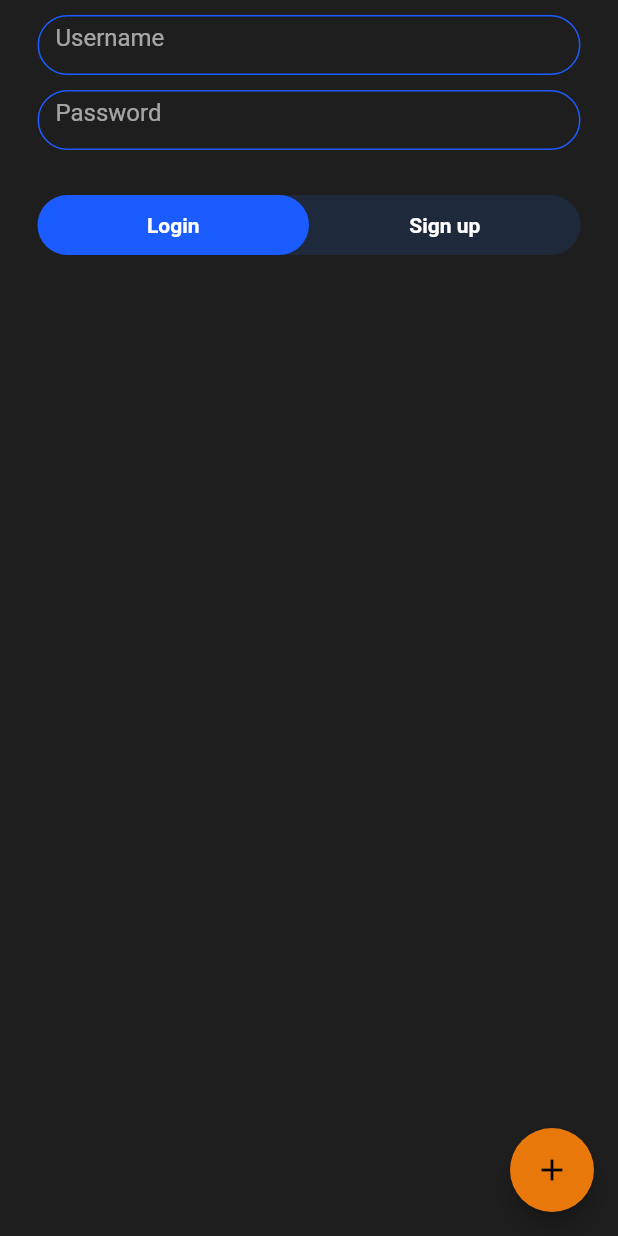
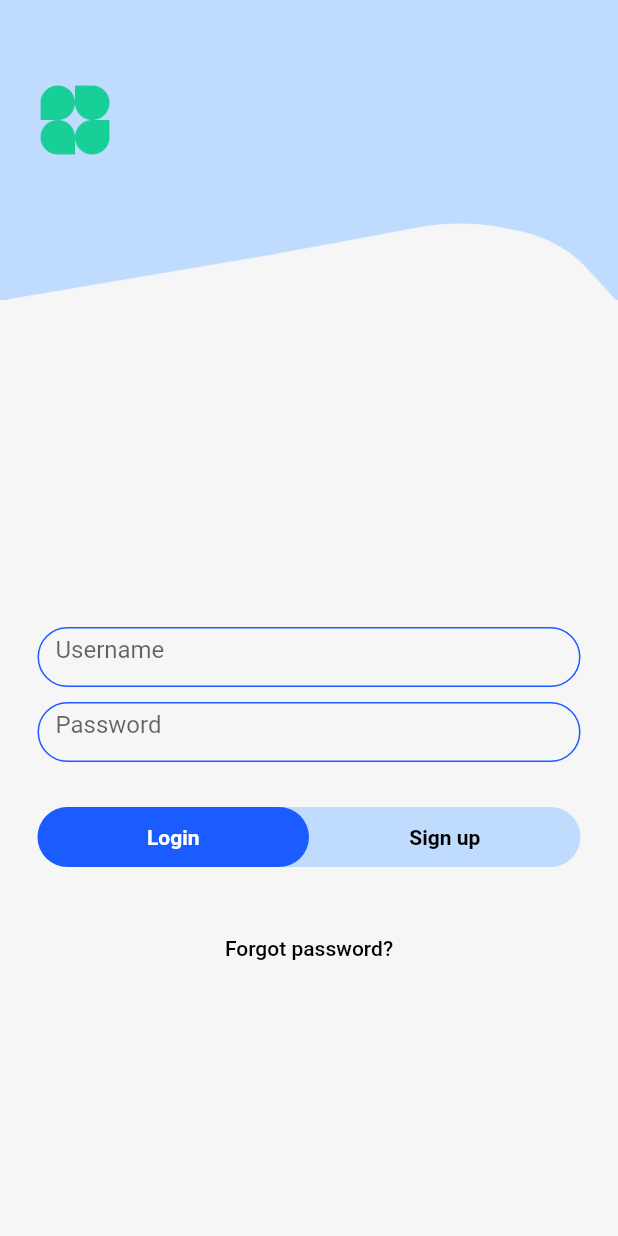
Before and after one commit to Gnel-Sedrakyan/M-One, a Flutter app: the screen it shows after launch, on a phone screen of 412 x 824 dp. Run offline on Flutter 3.47's test engine with Material 2 defaults, Android fonts, the phone set to English and light mode, and no system bars; our stand-ins replace dartz, flutter_mobx, freezed_annotation, get_it, injectable, mobx and 1 more; generated files the repository leaves out were written again; Roboto replaces fonts that are missing (WorkSans).

Commit message:
feature: presentation layer completed

```diff
--- a/m_one/lib/presentation/core/app_widget.dart
+++ b/m_one/lib/presentation/core/app_widget.dart
@@ -8,10 +8,10 @@ class AppWidget extends StatelessWidget {
   late CoreRouterDelegate delegate = CoreRouterDelegate();
   @override
   Widget build(BuildContext context) {
-    // CoreRouter.routerDelegate.update();
-
     return MaterialApp(
-      theme: AppTheme.buildDarkTheme(),
+      theme: AppTheme.buildLightTheme(),
+      darkTheme: AppTheme.buildDarkTheme(),
+      themeMode: ThemeMode.light,
       // TODO backbuttondispatcher for android's back button
       home: Router(
         routerDelegate: delegate,
--- a/m_one/lib/presentation/pages/auth/auth_screen.dart
+++ b/m_one/lib/presentation/pages/auth/auth_screen.dart
@@ -27,9 +27,61 @@ class AuthScreen extends StatelessWidget {
         child: Scaffold(
           body: Column(
             children: [
-              if (_authStore.authMode == AuthMode.signUp)
+              Stack(
+                children: [
+                  Container(
+                    height: 200,
+                    decoration: BoxDecoration(
+                      image: DecorationImage(
+                          image: Theme.of(context).brightness == Brightness.dark
+                              ? const AssetImage('assets/images/bg-dark.png')
+                              : const AssetImage('assets/images/bg-light.png'),
+                          fit: BoxFit.fill),
+                    ),
+                  ),
+                  Padding(
+                    padding: const EdgeInsets.fromLTRB(25, 55, 0, 0),
+                    child: Container(
+                      height: 50,
+                      width: 50,
+                      decoration: const BoxDecoration(
+                        image: DecorationImage(
+                          image: AssetImage('assets/images/logo.png'),
+                        ),
+                      ),
+                    ),
+                  ),
+                ],
+              ),
+              const Spacer(),
               Observer(builder: (_) {
-                  return ValidatedTextField(
+                return AnimatedSwitcher(
+                  duration: const Duration(milliseconds: 600),
+                  transitionBuilder:
+                      (Widget child, Animation<double> animation) {
+                    return SlideTransition(
+                      child: child,
+                      position: Tween<Offset>(
+                              begin: const Offset(-0.0, -10.0),
+                              end: const Offset(0.0, 0.0))
+                          .animate(
+                        CurvedAnimation(
+                          parent: animation,
+                          curve: const Interval(0.0, 1.0),
+                        ),
+                      ),
+                    );
+                  },
+                  child: Visibility(
+                    key: ValueKey<AuthMode>(_authStore.authMode),
+                    visible: _authStore.authMode == AuthMode.signUp,
+                    maintainSize: true,
+                    maintainAnimation: true,
+                    maintainState: true,
+                    child: AnimatedOpacity(
+                      duration: const Duration(milliseconds: 300),
+                      opacity: _authStore.authMode == AuthMode.signUp ? 1 : 0,
+                      child: ValidatedTextField(
                         validator: () => _authStore.email.value.fold(
                           (f) => f.maybeMap(
                             invalidEmail: (_) => 'Invalid Email',
@@ -41,13 +93,54 @@ class AuthScreen extends StatelessWidget {
                         onChanged: _authStore.setEmail,
                         labelText: 'Email',
                         showErrors: _authStore.showErrors,
+                      ),
+                    ),
+                  ),
                 );
               }),
+              // Observer(builder: (_) {
+              //   return AnimatedScale(
+              //     alignment: Alignment.bottomCenter,
+              //     duration: const Duration(milliseconds: 300),
+              //     scale: _authStore.authMode == AuthMode.signUp ? 1 : 0,
+              //     child: ValidatedTextField(
+              //       validator: () => _authStore.email.value.fold(
+              //         (f) => f.maybeMap(
+              //           invalidEmail: (_) => 'Invalid Email',
+              //           unfilledEmail: (_) => 'Email must be filled',
+              //           orElse: () => null,
+              //         ),
+              //         (_) => null,
+              //       ),
+              //       onChanged: _authStore.setEmail,
+              //       labelText: 'Email',
+              //       showErrors: _authStore.showErrors,
+              //     ),
+              //   );
+              // }),
               const SizedBox(
                 height: 10,
               ),
               Observer(builder: (_) {
-                return ValidatedTextField(
+                return AnimatedSwitcher(
+                  duration: const Duration(milliseconds: 600),
+                  transitionBuilder:
+                      (Widget child, Animation<double> animation) {
+                    return SlideTransition(
+                      child: child,
+                      position: Tween<Offset>(
+                              begin: const Offset(-0.0, -10.0),
+                              end: const Offset(0.0, 0.0))
+                          .animate(
+                        CurvedAnimation(
+                          parent: animation,
+                          curve: const Interval(0.0, 0.9),
+                        ),
+                      ),
+                    );
+                  },
+                  child: ValidatedTextField(
+                    key: ValueKey<AuthMode>(_authStore.authMode),
                     validator: () => _authStore.username.value.fold(
                       (f) => f.maybeMap(
                         unfilledUsername: (_) => 'Username must be filled',
@@ -58,13 +151,32 @@ class AuthScreen extends StatelessWidget {
                     onChanged: _authStore.setUsername,
                     labelText: 'Username',
                     showErrors: _authStore.showErrors,
+                  ),
                 );
               }),
               const SizedBox(
                 height: 10,
               ),
               Observer(builder: (_) {
-                return ValidatedTextField(
+                return AnimatedSwitcher(
+                  duration: const Duration(milliseconds: 600),
+                  transitionBuilder:
+                      (Widget child, Animation<double> animation) {
+                    return SlideTransition(
+                      child: child,
+                      position: Tween<Offset>(
+                              begin: const Offset(-0.0, -10.0),
+                              end: const Offset(0.0, 0.0))
+                          .animate(
+                        CurvedAnimation(
+                          parent: animation,
+                          curve: const Interval(0.0, 0.8),
+                        ),
+                      ),
+                    );
+                  },
+                  child: ValidatedTextField(
+                    key: ValueKey<AuthMode>(_authStore.authMode),
                     validator: () => _authStore.password.value.fold(
                       (f) => f.maybeMap(
                         hasNoTwoUppercaseLetters: (_) =>
@@ -82,6 +194,7 @@ class AuthScreen extends StatelessWidget {
                     onChanged: _authStore.setPassword,
                     labelText: 'Password',
                     showErrors: _authStore.showErrors,
+                  ),
                 );
               }),
               const SizedBox(
@@ -101,15 +214,17 @@ class AuthScreen extends StatelessWidget {
                 onLeftToggleActive: _authStore.switchToSuigUp,
                 onRightToggleActive: _authStore.switchToLogin,
               ),
+              const SizedBox(
+                height: 30,
+              ),
+              TextButton(
+                  onPressed: null,
+                  child: Text('Forgot password?',
+                      style: TextStyle(
+                          color: Theme.of(context).colorScheme.onBackground))),
+              const Spacer(),
             ],
           ),
-          floatingActionButton: FloatingActionButton(
-            onPressed: () {
-              _authStore.setLogedIn();
-            },
-            tooltip: 'Increment',
-            child: const Icon(Icons.add),
-          ), // This trailing comma makes auto-formatting nicer for build methods.
         ),
       ),
     );
--- a/m_one/lib/presentation/widgets/auth/validated_text_field.dart
+++ b/m_one/lib/presentation/widgets/auth/validated_text_field.dart
@@ -15,6 +15,7 @@ class ValidatedTextField extends StatefulWidget {
   final Function(String) onChanged;
   final String? Function() validator;
   final String? labelText;
+
   final bool showErrors;
 
   @override
@@ -22,6 +23,8 @@ class ValidatedTextField extends StatefulWidget {
 }
 
 class _ValidatedTextFieldState extends State<ValidatedTextField> {
+  // TODO center label text
+
   String? errorText;
   bool get hasError => errorText == null ? false : widget.showErrors;
 
@@ -32,6 +35,7 @@ class _ValidatedTextFieldState extends State<ValidatedTextField> {
   @override
   void initState() {
     super.initState();
+
     setState(() {
       errorText = widget.validator();
     });
--- a/m_one/pubspec.yaml
+++ b/m_one/pubspec.yaml
@@ -70,8 +70,8 @@ flutter:
   uses-material-design: true
 
   # To add assets to your application, add an assets section, like this:
-  # assets:
-  #   - images/a_dot_burr.jpeg
+  assets:
+    - assets/images/
   #   - images/a_dot_ham.jpeg
 
   # An image asset can refer to one or more resolution-specific "variants", see
```
Also changed, not shown: m_one/assets/images/bg-dark.png (added), m_one/assets/images/bg-light.png (added), m_one/assets/images/logo.png (added). Lines whose indentation alone changed are shown as unchanged.
